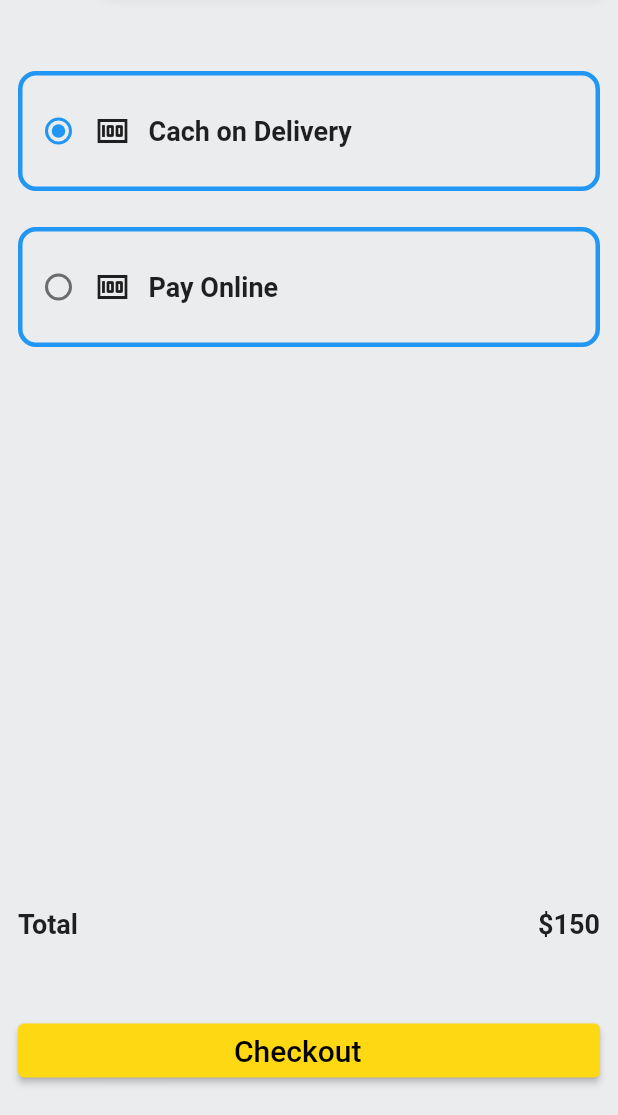
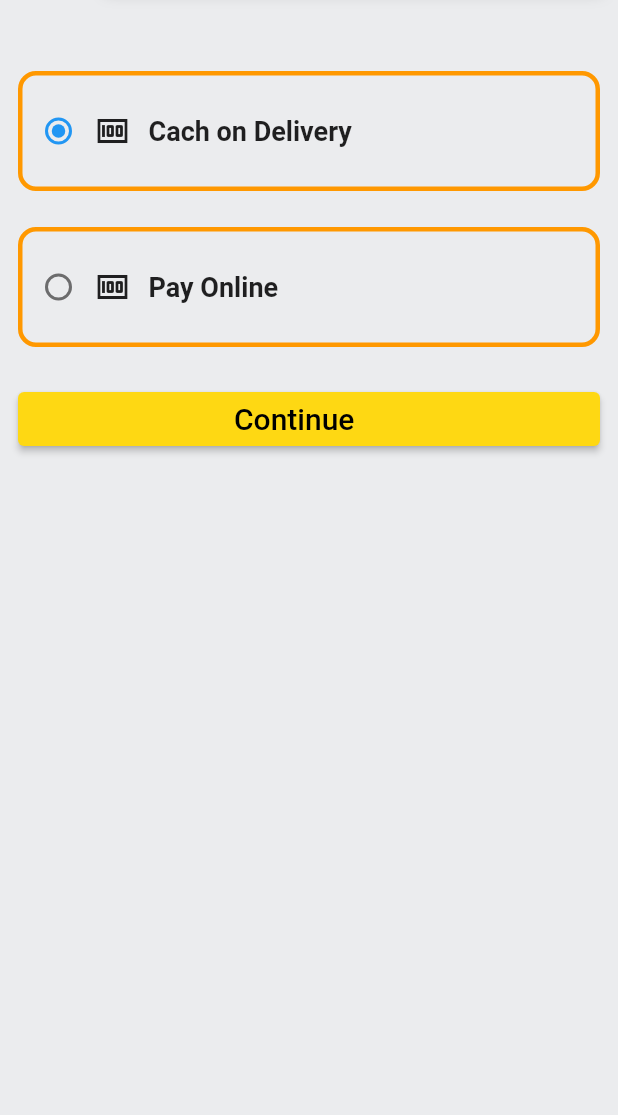
Before and after one commit to Elnatory/amazon_mobile, a Flutter app: the ProductDetails screen opened directly with empty values, after a tap on "BUY", on a phone screen of 412 x 824 dp, the part 121-1236 px from its top. Run offline on Flutter 3.47's test engine with Material 2 defaults, Android fonts, the phone set to English and light mode, and no system bars; our stand-ins replace cloud_firestore, firebase_auth, firebase_core, get, get_storage, google_sign_in; accounts and stored records are empty; network calls fail.

Commit message:
handle Muhammad

```diff
--- a/lib/presentation/screens/cart_view/cart_boxes.dart
+++ b/lib/presentation/screens/cart_view/cart_boxes.dart
@@ -194,7 +194,7 @@ class _CartItemWidgetState extends State<CartItemWidget> {
                           },
                           text: appProvider.getfavProductList
                                   .contains(widget.product)
-                              ? "Remove from Washlist"
+                              ? "Remove from Wishlist"
                               : 'Save for later'),
               ],
             ),
--- a/lib/presentation/screens/checkout_view/checkout_screen.dart
+++ b/lib/presentation/screens/checkout_view/checkout_screen.dart
@@ -1,11 +1,19 @@
+import 'package:amazon_mobile/data/provider/app_provider.dart';
+import 'package:amazon_mobile/domain/model/products.dart';
 import 'package:amazon_mobile/presentation/layout/search_layout2.dart';
+import 'package:amazon_mobile/presentation/resources/cloud_firestore.dart';
 import 'package:amazon_mobile/presentation/resources/color_manager.dart';
+import 'package:amazon_mobile/presentation/screens/order_view/order_screen.dart';
 import 'package:amazon_mobile/presentation/widgets/main_button.dart';
+import 'package:cloud_firestore/cloud_firestore.dart';
+import 'package:firebase_core/firebase_core.dart';
 import 'package:flutter/cupertino.dart';
 import 'package:flutter/material.dart';
+import 'package:provider/provider.dart';
 
 class Checkout extends StatefulWidget {
-  const Checkout({super.key});
+  final Product product;
+  const Checkout({super.key, required this.product});
   set query(String query) {}
 
   @override
@@ -16,49 +24,11 @@ class _CheckoutState extends State<Checkout> {
   int groupValue = 1;
   @override
   Widget build(BuildContext context) {
+    final CloudFirestoreClass cloudFirestore = CloudFirestoreClass();
+    AppProvider appProvider = Provider.of<AppProvider>(
+      context,
+    );
     return Scaffold(
-      bottomNavigationBar: SizedBox(
-        height: 150,
-        child: Padding(
-          padding: const EdgeInsets.all(12.0),
-          child: Column(children: [
-            const Row(
-              mainAxisAlignment: MainAxisAlignment.spaceBetween,
-              children: [
-                Text(
-                  "Total",
-                  style: TextStyle(
-                    fontSize: 18.0,
-                    fontWeight: FontWeight.bold,
-                  ),
-                ),
-                Text(
-                  "\$150",
-                  style: TextStyle(
-                    fontSize: 18.0,
-                    fontWeight: FontWeight.bold,
-                  ),
-                ),
-              ],
-            ),
-            const SizedBox(height: 50.0),
-            CustomMainButton(
-                          color: ColorManager.yellowColor,
-                          isLoading: false,
-                          onPressed: () async {
-
-                          },
-                          child: SizedBox(
-                            width: 100,
-                            child: Text(
-                              "Checkout",
-                              style: const TextStyle(color: Colors.black, fontSize: 20.0,),
-                            ),
-                          ),
-                        )
-          ]),
-        ),
-      ),
       backgroundColor: ColorManager.backgroundColor,
       appBar: SearchBarWidget2(
         onChanged: (value) => setState(() {
@@ -80,7 +50,7 @@ class _CheckoutState extends State<Checkout> {
               decoration: BoxDecoration(
                 borderRadius: BorderRadius.circular(12.0),
                 border: Border.all(
-                  color: Theme.of(context).primaryColor,
+                  color: Colors.orange,
                   width: 3.0,
                 ),
               ),
@@ -118,7 +88,7 @@ class _CheckoutState extends State<Checkout> {
               decoration: BoxDecoration(
                 borderRadius: BorderRadius.circular(12.0),
                 border: Border.all(
-                  color: Theme.of(context).primaryColor,
+                  color: Colors.orange,
                   width: 3.0,
                 ),
               ),
@@ -148,6 +118,44 @@ class _CheckoutState extends State<Checkout> {
                 ],
               ),
             ),
+            const SizedBox(height: 24.0),
+            CustomMainButton(
+              color: ColorManager.yellowColor,
+              isLoading: false,
+              onPressed: () async {
+                appProvider.getBuyProductList.clear();
+                appProvider.addbuyProduct(widget.product);
+
+                bool value = await cloudFirestore.uploadOrderProductFirebase(
+                    appProvider.getBuyProductList,
+                    context,
+                    groupValue == 1 ? "Cash on Delivery" : "Paid");
+                if (value) {
+                  Future.delayed(Duration(seconds: 2), () {
+                    Navigator.push(
+                      context,
+                      MaterialPageRoute(builder: (context) => OrderScreen()),
+                    );
+                  });
+                  appProvider.clearCart();
+                  appProvider.clearFavourite();
+                  Navigator.push(
+                    context,
+                    MaterialPageRoute(builder: (context) => OrderScreen()),
+                  );
+                }
+              },
+              child: const SizedBox(
+                width: 100,
+                child: Text(
+                  "Continue",
+                  style: TextStyle(
+                    color: Colors.black,
+                    fontSize: 20.0,
+                  ),
+                ),
+              ),
+            )
           ],
         ),
       ),
--- a/lib/presentation/screens/main_view/product_details.dart
+++ b/lib/presentation/screens/main_view/product_details.dart
@@ -299,9 +299,10 @@ class _ProductDetailsState extends State<ProductDetails> {
                   // await CloudFirestoreClass()
                   //     .addProductToOrders(product: widget.singleProduct);
                   // Get.to(FavScreen());
+                  Product product = widget.singleProduct.copyWith(qty: qty);
                   Navigator.push(
                     context,
-                    MaterialPageRoute(builder: (context) => Checkout()),
+                    MaterialPageRoute(builder: (context) => Checkout(product:widget.singleProduct)),
                   );
                 },
                 style: ElevatedButton.styleFrom(
```
Also changed, not shown: lib/data/provider/app_provider.dart (+30 -8 lines), lib/presentation/resources/cloud_firestore.dart (+31 -15 lines), lib/presentation/screens/cart_view/cart.dart (+12 -10 lines).
